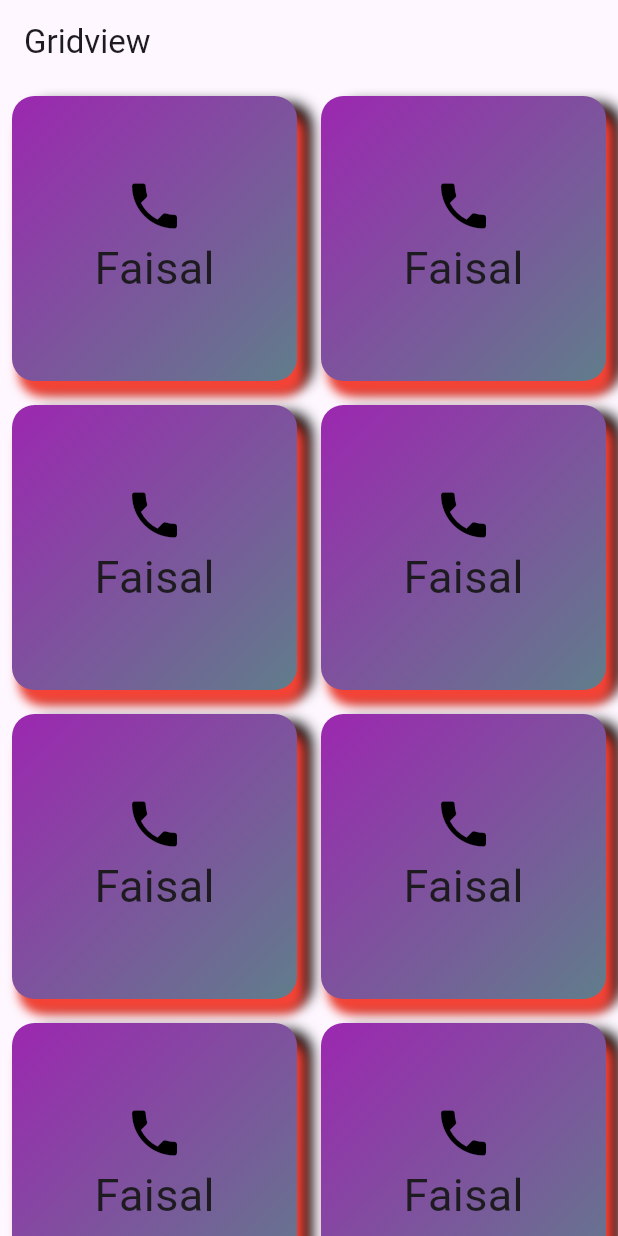
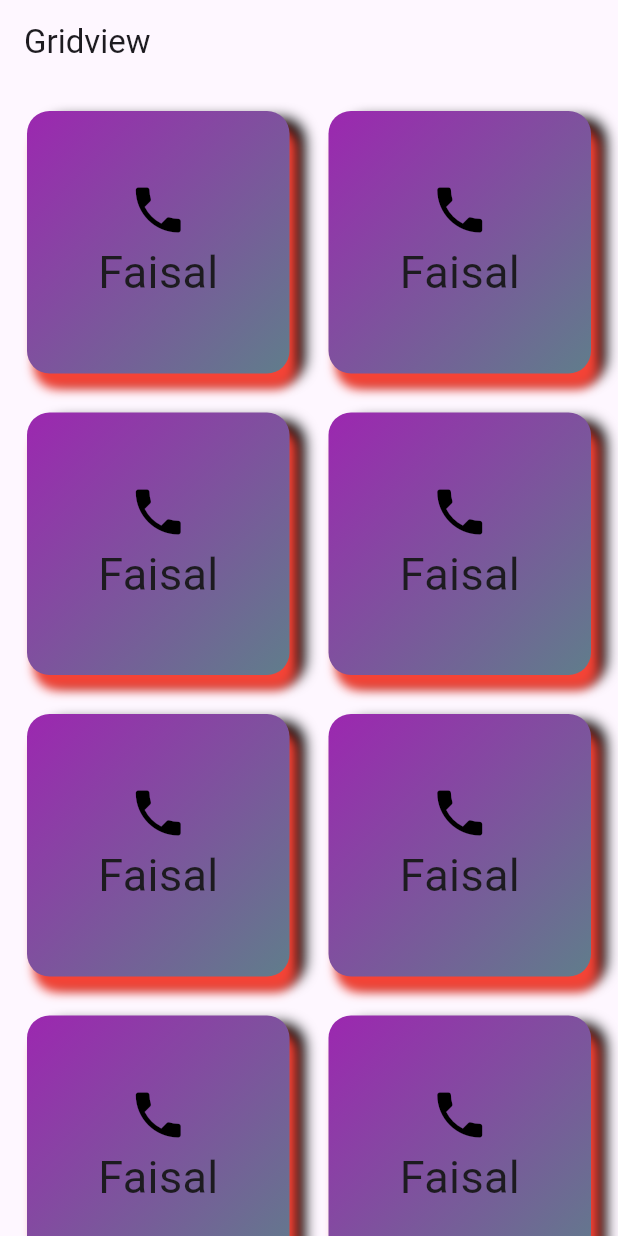
Before and after one commit to faisalmurad9007/Faisal-Dream, a Flutter app: the screen it shows after launch, on a phone screen of 412 x 824 dp. Run offline on Flutter 3.47's test engine with Material 3 defaults, Android fonts, the phone set to English and light mode, and no system bars.

Commit message:
Initial commit

```diff
--- a/lib/gridview.dart
+++ b/lib/gridview.dart
@@ -10,8 +10,12 @@ class GridV extends StatelessWidget {
           appBar: AppBar(
             title: Text('Gridview'),
           ),
+
           body: GridView.count(
               crossAxisCount: 2,
+              padding: EdgeInsets.all(10),
+              crossAxisSpacing: 10,
+              mainAxisSpacing: 10,
               children: List.generate(10, (index)=>Padding(
                 padding: const EdgeInsets.all(8.0),
                 child: Container(
```
